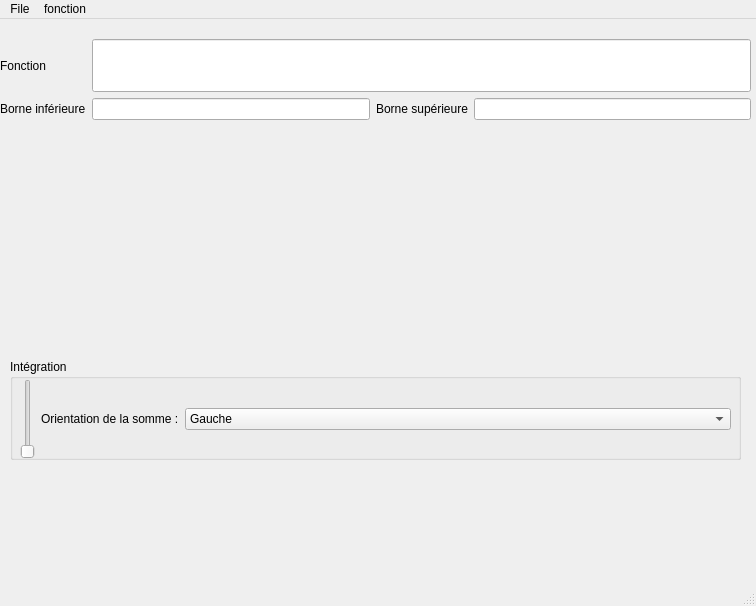
First picture: the form in ui/mainWindow.ui, repository LucaSaricaLangevin/TP2-Luca-Steven, before the edit.
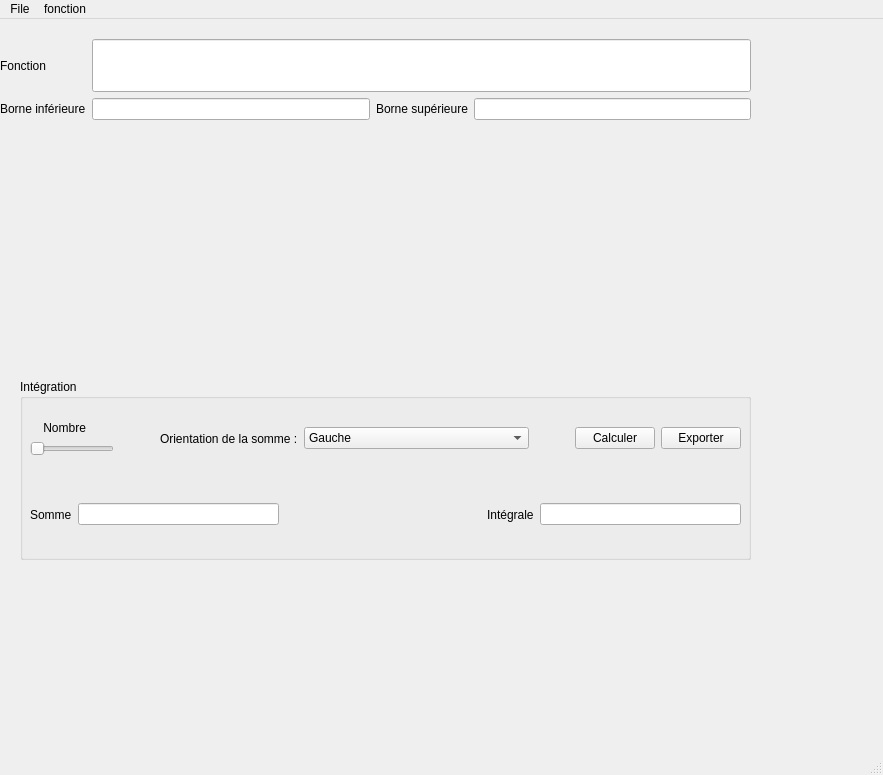
Second picture: the form after the edit.

Diff of the .ui file:
```diff
--- a/ui/mainWindow.ui
+++ b/ui/mainWindow.ui
@@ -6,8 +6,8 @@
    <rect>
     <x>0</x>
     <y>0</y>
-    <width>756</width>
-    <height>606</height>
+    <width>883</width>
+    <height>775</height>
    </rect>
   </property>
   <property name="windowTitle">
@@ -28,10 +28,10 @@
    <widget class="QGroupBox" name="groupBox">
     <property name="geometry">
      <rect>
-      <x>10</x>
-      <y>340</y>
+      <x>20</x>
+      <y>360</y>
       <width>731</width>
-      <height>101</height>
+      <height>181</height>
      </rect>
     </property>
     <property name="title">
@@ -48,20 +48,40 @@
      </property>
      <layout class="QVBoxLayout" name="verticalLayout_2">
       <item>
-       <layout class="QHBoxLayout" name="horizontalLayout_4" stretch="1,1,6">
+       <layout class="QHBoxLayout" name="horizontalLayout_4" stretch="0,0,1,6,0,0,0">
         <item>
-         <layout class="QHBoxLayout" name="horizontalLayout_5">
+         <layout class="QVBoxLayout" name="verticalLayout_5">
           <item>
-           <widget class="QSlider" name="NombreSlider">
+           <widget class="QLabel" name="nombreLabel">
+            <property name="text">
+             <string>    Nombre</string>
+            </property>
+           </widget>
+          </item>
+          <item>
+           <widget class="QSlider" name="nombreSlider">
             <property name="orientation">
-             <enum>Qt::Vertical</enum>
+             <enum>Qt::Orientation::Horizontal</enum>
             </property>
            </widget>
           </item>
          </layout>
         </item>
         <item>
-         <widget class="QLabel" name="label_4">
+         <spacer name="horizontalSpacer">
+          <property name="orientation">
+           <enum>Qt::Orientation::Horizontal</enum>
+          </property>
+          <property name="sizeHint" stdset="0">
+           <size>
+            <width>40</width>
+            <height>20</height>
+           </size>
+          </property>
+         </spacer>
+        </item>
+        <item>
+         <widget class="QLabel" name="orientationLabel">
           <property name="text">
            <string>Orientation de la somme :</string>
           </property>
@@ -81,10 +101,82 @@
           </item>
          </widget>
         </item>
+        <item>
+         <spacer name="horizontalSpacer_2">
+          <property name="orientation">
+           <enum>Qt::Orientation::Horizontal</enum>
+          </property>
+          <property name="sizeHint" stdset="0">
+           <size>
+            <width>40</width>
+            <height>20</height>
+           </size>
+          </property>
+         </spacer>
+        </item>
+        <item>
+         <widget class="QPushButton" name="calculerButton">
+          <property name="text">
+           <string>Calculer</string>
+          </property>
+         </widget>
+        </item>
+        <item>
+         <widget class="QPushButton" name="exportButton">
+          <property name="text">
+           <string>Exporter</string>
+          </property>
+         </widget>
+        </item>
        </layout>
       </item>
      </layout>
     </widget>
+    <widget class="QWidget" name="">
+     <property name="geometry">
+      <rect>
+       <x>10</x>
+       <y>110</y>
+       <width>711</width>
+       <height>51</height>
+      </rect>
+     </property>
+     <layout class="QHBoxLayout" name="horizontalLayout">
+      <item>
+       <widget class="QLabel" name="sommeLabel">
+        <property name="text">
+         <string>Somme</string>
+        </property>
+       </widget>
+      </item>
+      <item>
+       <widget class="QLineEdit" name="sommeLineEdit"/>
+      </item>
+      <item>
+       <spacer name="horizontalSpacer_3">
+        <property name="orientation">
+         <enum>Qt::Orientation::Horizontal</enum>
+        </property>
+        <property name="sizeHint" stdset="0">
+         <size>
+          <width>35</width>
+          <height>20</height>
+         </size>
+        </property>
+       </spacer>
+      </item>
+      <item>
+       <widget class="QLabel" name="integraleLabel">
+        <property name="text">
+         <string>Intégrale</string>
+        </property>
+       </widget>
+      </item>
+      <item>
+       <widget class="QLineEdit" name="integraleLineEdit"/>
+      </item>
+     </layout>
+    </widget>
    </widget>
    <widget class="QWidget" name="gridLayoutWidget">
     <property name="geometry">
@@ -141,8 +233,8 @@
     <rect>
      <x>0</x>
      <y>0</y>
-     <width>756</width>
-     <height>21</height>
+     <width>883</width>
+     <height>24</height>
     </rect>
    </property>
    <widget class="QMenu" name="menuFile">
```
Left out of the diff: 16 changed lines with no effect on the pictures.
